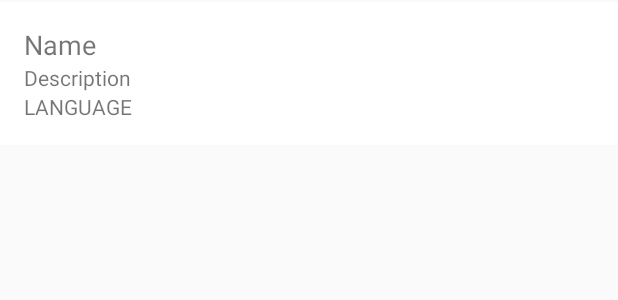
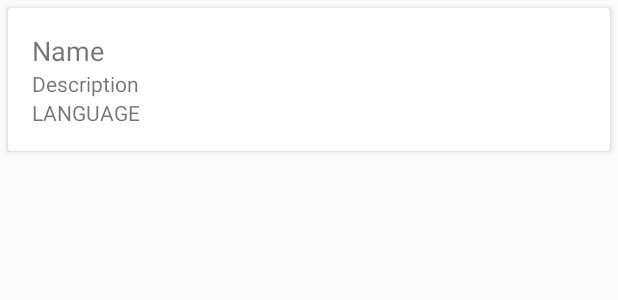
Before and after one commit to gustavoterras/AndroidDataBind, an Android app: the layout item_repository_adapter.xml on its own in the app's theme, with its tools: preview values and no code run, on a phone screen of 412 x 824 dp. Shown: the top 300 px of the screen. Run offline under Robolectric (Android 15) with nearby library versions, the phone set to English and light mode, and no system bars.

Commit message:
custom ui

```diff
--- a/app/build.gradle
+++ b/app/build.gradle
@@ -32,6 +32,8 @@ dependencies {
     compile 'com.squareup.retrofit2:retrofit:2.1.0'
     compile 'com.squareup.retrofit2:converter-gson:2.1.0'
     compile 'com.android.support:appcompat-v7:25.1.0'
+    compile 'com.android.support:cardview-v7:25.1.0'
+    compile 'com.android.support:recyclerview-v7:25.1.0'
     compile 'com.android.support:design:25.1.0'
     compile 'com.jakewharton:butterknife:8.4.0'
     compile 'com.github.tiagohm:CodeView:0.1.2'
--- a/app/src/main/res/layout/activity_search.xml
+++ b/app/src/main/res/layout/activity_search.xml
@@ -14,7 +14,7 @@
     <LinearLayout
         android:layout_width="match_parent"
         android:layout_height="match_parent"
-        android:background="#323131"
+        android:background="?attr/colorPrimaryDark"
         android:orientation="vertical">
 
         <FrameLayout
--- a/app/src/main/res/layout/item_repository_adapter.xml
+++ b/app/src/main/res/layout/item_repository_adapter.xml
@@ -1,4 +1,5 @@
 <layout xmlns:android="http://schemas.android.com/apk/res/android"
+    xmlns:card_view="http://schemas.android.com/apk/res-auto"
     xmlns:tools="http://schemas.android.com/tools">
 
     <data>
@@ -9,43 +10,52 @@
             name="repository"
             type="Repository" />
 
-        <import type="android.view.View"/>
+        <import type="android.view.View" />
 
     </data>
+
+
+    <android.support.v7.widget.CardView
+        android:layout_width="match_parent"
+        android:layout_height="wrap_content"
+        android:layout_margin="5dp"
+        card_view:cardBackgroundColor="@android:color/white"
+        card_view:cardElevation="@dimen/cardview_default_elevation"
+        card_view:cardCornerRadius="@dimen/cardview_default_radius">
 
         <LinearLayout
             android:layout_width="match_parent"
             android:layout_height="wrap_content"
             android:orientation="vertical"
             android:paddingBottom="@dimen/activity_vertical_margin"
-        android:background="@android:color/white"
             android:paddingLeft="@dimen/activity_horizontal_margin"
             android:paddingRight="@dimen/activity_horizontal_margin"
-        android:paddingTop="@dimen/activity_vertical_margin"
-        android:layout_marginBottom="1dp"
-        android:layout_marginTop="1dp">
+            android:paddingTop="@dimen/activity_vertical_margin">
 
             <TextView
-            tools:text="Name"
-            android:textSize="18sp"
                 android:layout_width="match_parent"
                 android:layout_height="wrap_content"
-            android:text="@{repository.name}" />
+                android:text="@{repository.name}"
+                android:textSize="18sp"
+                tools:text="Name" />
 
             <TextView
-            tools:text="Description"
                 android:layout_width="match_parent"
                 android:layout_height="wrap_content"
-            android:text="@{repository.description}" />
+                android:maxLines="2"
+                android:text="@{repository.description}"
+                tools:text="Description" />
 
             <TextView
-            tools:text="Language"
-            android:textAllCaps="true"
                 android:layout_width="match_parent"
                 android:layout_height="wrap_content"
+                android:text="@{repository.language}"
+                android:textAllCaps="true"
                 android:textColor="@{repository.java ? @color/colorAccent : @android:color/holo_blue_dark}"
-            android:text="@{repository.language}" />
+                tools:text="Language" />
 
         </LinearLayout>
 
+    </android.support.v7.widget.CardView>
+
 </layout>
--- a/app/src/main/res/values/colors.xml
+++ b/app/src/main/res/values/colors.xml
@@ -1,6 +1,6 @@
 <?xml version="1.0" encoding="utf-8"?>
 <resources>
     <color name="colorPrimary">@android:color/white</color>
-    <color name="colorPrimaryDark">#323131</color>
+    <color name="colorPrimaryDark">#1f1f1f</color>
     <color name="colorAccent">#FF4081</color>
 </resources>
```
Also changed, not shown: app/src/main/java/br/com/infoterras/bindapplication/activity/MainActivity.java (+31 -0 lines), app/src/main/res/layout/activity_main.xml (+50 -8 lines), app/src/main/res/drawable/img_header.jpg (added). Lines whose indentation alone changed are shown as unchanged.
